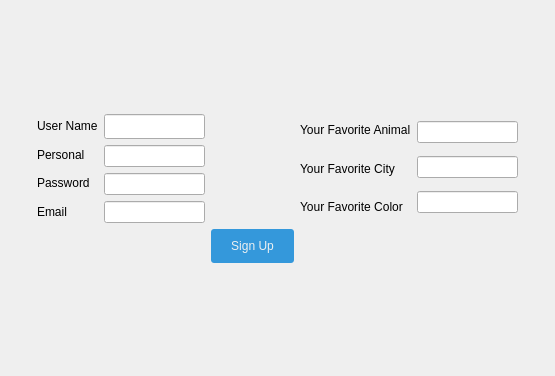
First picture: the form in Client/signup.ui, repository amirsoleimani7/AP_Project, before the edit.
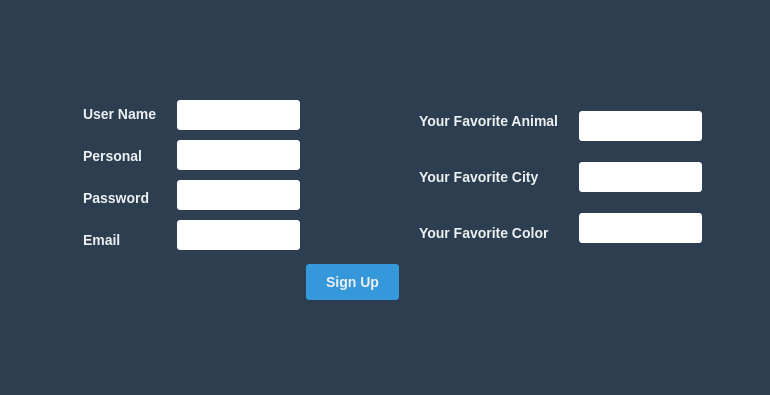
Second picture: the form after the edit.

Diff of the .ui file:
```diff
--- a/Client/signup.ui
+++ b/Client/signup.ui
@@ -6,8 +6,8 @@
    <rect>
     <x>0</x>
     <y>0</y>
-    <width>555</width>
-    <height>376</height>
+    <width>770</width>
+    <height>395</height>
    </rect>
   </property>
   <property name="windowTitle">
@@ -21,6 +21,47 @@
   border: none;
   border-radius: 3px;
   cursor: pointer;
+  font-size: 14px;
+font-weight: bold;
+}
+QPushButton:hover {
+  background-color: #2980b9;
+}
+QLabel{
+  font-family: 'Arial', sans-serif;
+  background-color: #2c3e50;
+font-weight: bold;
+  color: #ecf0f1;
+  padding: 10px;
+  text-align: center;
+  font-size: 14px;
+}
+QLineEdit{
+  border-radius: 3px;
+  border: none;
+font-weight: bold;
+  Hight: 20px
+}
+QDialog
+{
+background-color: #2c3e50;
+font-weight: bold;
+}
+QMainWindow{
+  background-color: #2c3e50;
+}
+QMessageBox{
+	 background-color: #2c3e50;
+font-weight: bold;
+}
+QCombobox{
+  background-color: #2c3e50;
+font-weight: bold;
+  color: #ecf0f1;
+  padding: 10px 20px;
+  border: none;
+  border-radius: 3px;
+  cursor: pointer;
 }</string>
   </property>
   <layout class="QGridLayout" name="gridLayout_2">
@@ -102,13 +143,34 @@
        <item>
         <layout class="QVBoxLayout" name="verticalLayout">
          <item>
-          <widget class="QLineEdit" name="lineEdit_recoveryWordAnimal"/>
+          <widget class="QLineEdit" name="lineEdit_recoveryWordAnimal">
+           <property name="minimumSize">
+            <size>
+             <width>0</width>
+             <height>30</height>
+            </size>
+           </property>
+          </widget>
          </item>
          <item>
-          <widget class="QLineEdit" name="lineEdit_recoveryWordCity"/>
+          <widget class="QLineEdit" name="lineEdit_recoveryWordCity">
+           <property name="minimumSize">
+            <size>
+             <width>0</width>
+             <height>30</height>
+            </size>
+           </property>
+          </widget>
          </item>
          <item>
-          <widget class="QLineEdit" name="lineEdit_recoveryWordColor"/>
+          <widget class="QLineEdit" name="lineEdit_recoveryWordColor">
+           <property name="minimumSize">
+            <size>
+             <width>0</width>
+             <height>30</height>
+            </size>
+           </property>
+          </widget>
          </item>
         </layout>
        </item>
@@ -155,7 +217,7 @@
            <property name="minimumSize">
             <size>
              <width>0</width>
-             <height>25</height>
+             <height>30</height>
             </size>
            </property>
            <property name="text">
@@ -165,6 +227,12 @@
          </item>
          <item>
           <widget class="QLineEdit" name="lineEdit_personal_name">
+           <property name="minimumSize">
+            <size>
+             <width>0</width>
+             <height>30</height>
+            </size>
+           </property>
            <property name="text">
             <string/>
            </property>
@@ -172,6 +240,12 @@
          </item>
          <item>
           <widget class="QLineEdit" name="lineEdit_pass">
+           <property name="minimumSize">
+            <size>
+             <width>0</width>
+             <height>30</height>
+            </size>
+           </property>
            <property name="text">
             <string/>
            </property>
@@ -179,6 +253,12 @@
          </item>
          <item>
           <widget class="QLineEdit" name="lineEdit_email">
+           <property name="minimumSize">
+            <size>
+             <width>0</width>
+             <height>30</height>
+            </size>
+           </property>
            <property name="text">
             <string/>
            </property>
```
